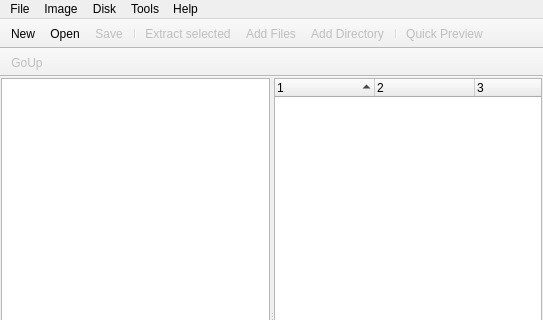
Before: the Qt Designer form LinImaMT/mainwindow.ui in MCbx/linimamt, drawn with Qt 5; both pictures show x 0 to 543 and y 0 to 320 of the 543 by 584 pixel window.
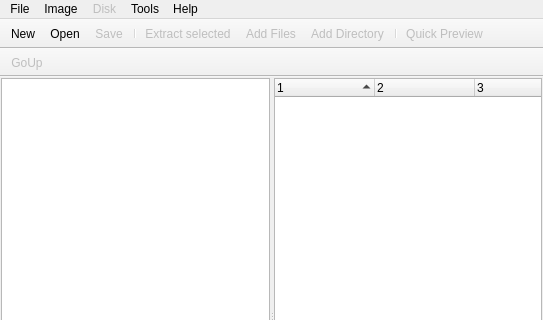
After: the same form once the commit is applied. Icons and pictures are not drawn. Custom widgets are drawn as their Qt base class.

Commit message: drop image on toolbar to open it

```diff
--- a/LinImaMT/mainwindow.ui
+++ b/LinImaMT/mainwindow.ui
@@ -169,6 +169,9 @@
     <addaction name="actionVolume_Serial"/>
    </widget>
    <widget class="QMenu" name="menuDisk">
+    <property name="enabled">
+     <bool>false</bool>
+    </property>
     <property name="title">
      <string>Disk</string>
     </property>
```
The commit also changes 2 other files.
